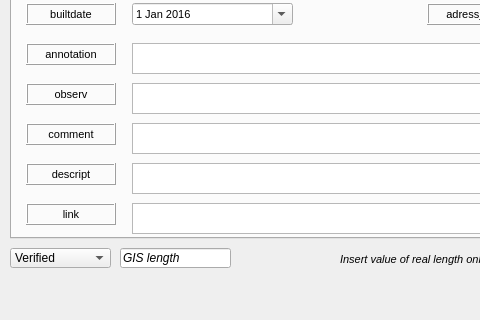
This is ui/ws_arc.ui in Giswater/giswater_qgis_plugin as Qt 5 draws it before an edit; both pictures show x 0 to 480 and y 292 to 612 of the 845 by 612 pixel window. The edited form follows.
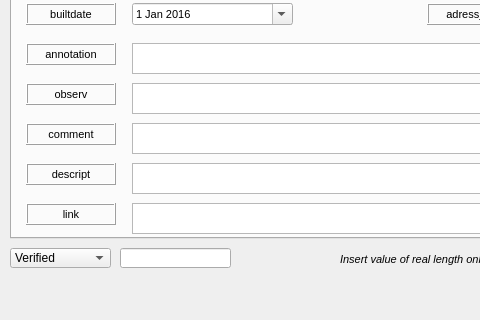
This is the edited form.

Commit message: Enable button 'valve analytics' Change node_type: close form when accepted Arc form: rename to 'gis_length'

```diff
--- a/ui/ws_arc.ui
+++ b/ui/ws_arc.ui
@@ -3005,7 +3005,7 @@
     </font>
    </property>
    <property name="text">
-    <string>GIS length</string>
+    <string/>
    </property>
   </widget>
   <widget class="QLineEdit" name="custom_length">
```
Left out of the diff: 2 changed lines with no effect on the pictures. The commit also changes 2 other files.
